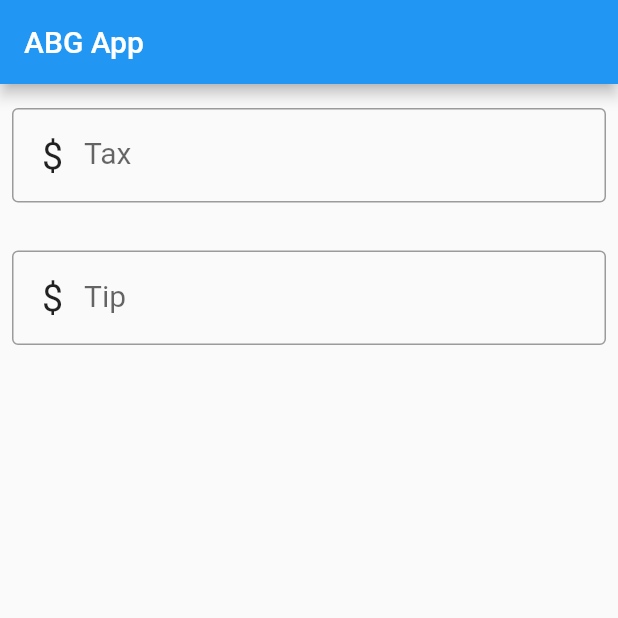
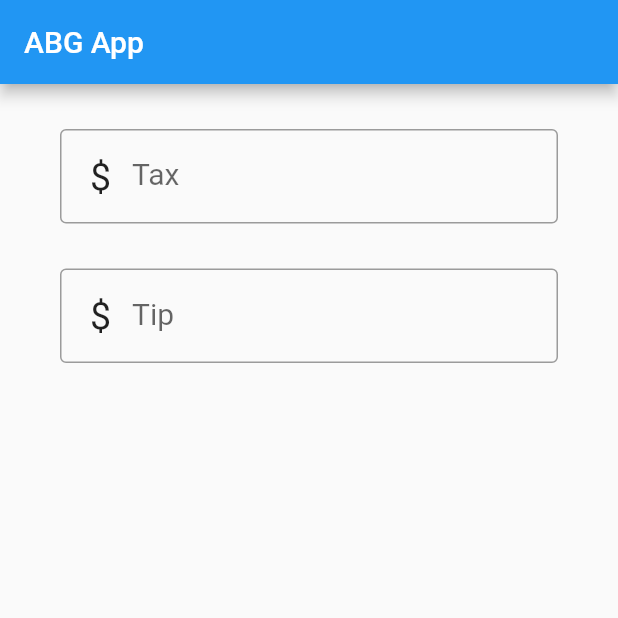
Before and after one commit to CNsquared/ABGapp, a Flutter app: the screen it shows after launch, on a phone screen of 412 x 824 dp, the top half of it. Run offline on Flutter 3.47's test engine with Material 2 defaults, Android fonts, the light colour scheme and no system bars.

Commit message:
some padding changes

```diff
--- a/lib/main.dart
+++ b/lib/main.dart
@@ -31,7 +31,7 @@ class MyCustomForm extends StatelessWidget {
       crossAxisAlignment: CrossAxisAlignment.start,
       children: <Widget>[
         Padding(
-          padding: const EdgeInsets.symmetric(horizontal: 8, vertical: 16),
+          padding: const EdgeInsets.symmetric(horizontal: 40, vertical: 30),
           child: TextFormField(
             style: TextStyle(fontSize: 20),
             decoration: const InputDecoration(
@@ -52,7 +52,7 @@ class MyCustomForm extends StatelessWidget {
           ),
         ),
         Padding(
-          padding: const EdgeInsets.symmetric(horizontal: 8, vertical: 16),
+          padding: const EdgeInsets.symmetric(horizontal: 40, vertical: 0),
           child: TextFormField(
             style: TextStyle(fontSize: 20),
             decoration: const InputDecoration(
```
